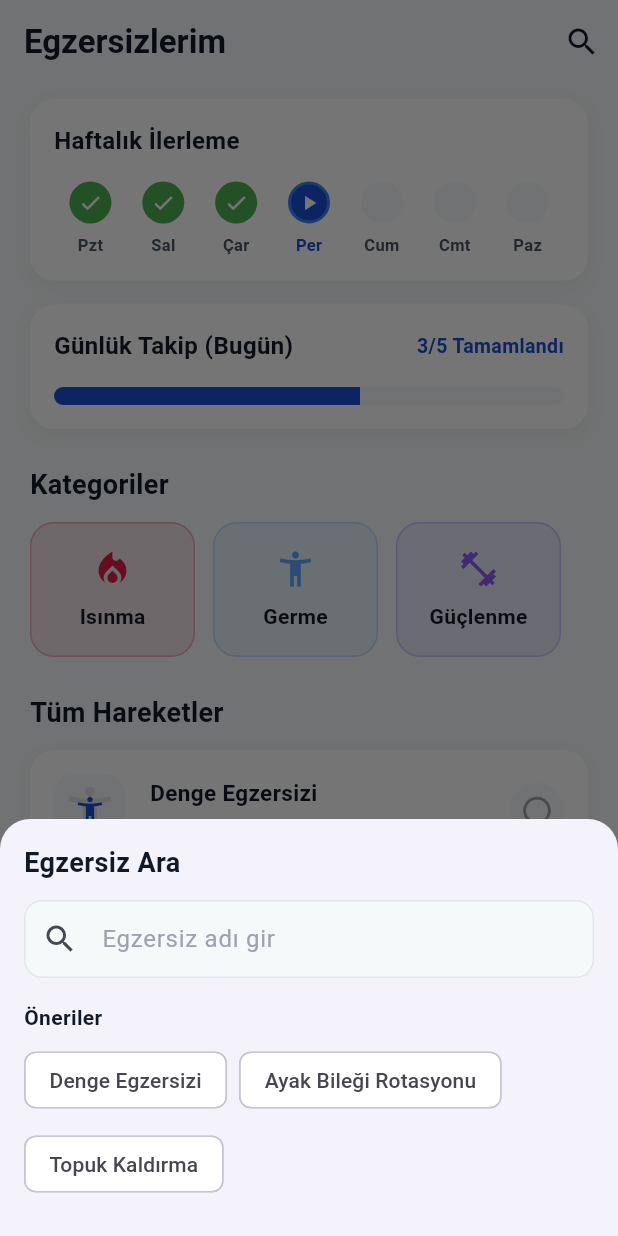
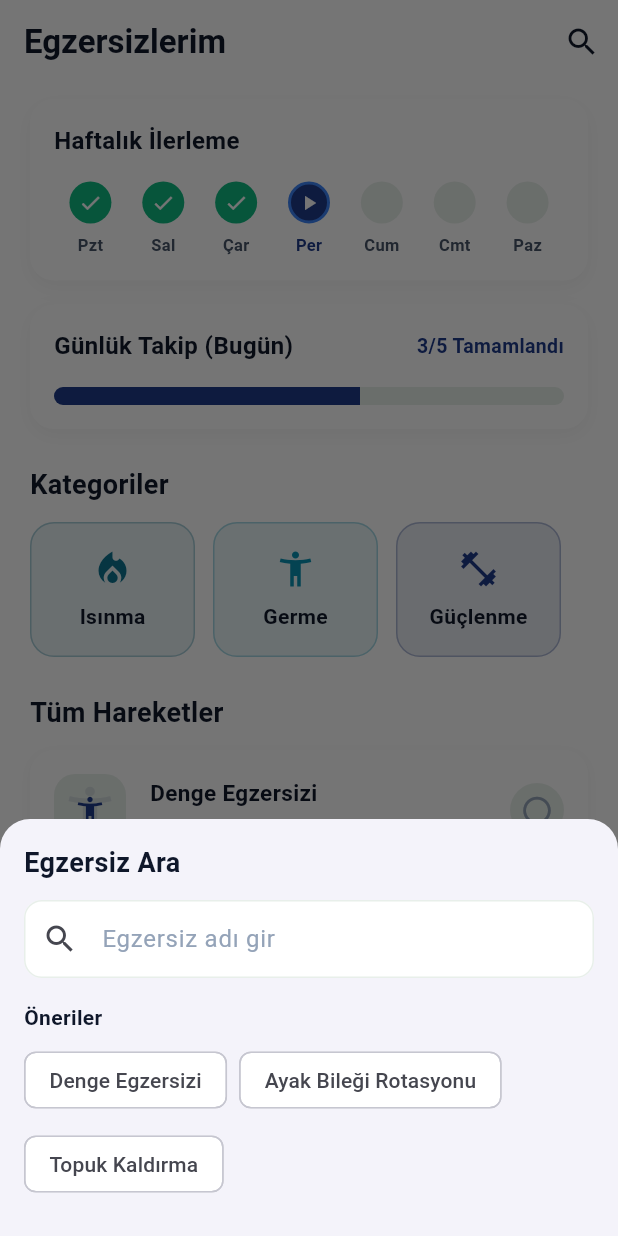
Before and after one commit to dilara-karaca/ClinGaitAI, a Flutter app: the MainNavigation screen opened directly, item 2 of the bottom bar chosen, after a tap on the "search" icon, on a phone screen of 412 x 824 dp. Run offline on Flutter 3.47's test engine with Material 3 defaults, Android fonts, the phone set to English and light mode, and no system bars; our stand-ins replace google_sign_in.

Commit message:
feat: ana sayfa buton renkleri ve alt menu arka plani guncellendi

```diff
--- a/lib/core/theme/app_theme.dart
+++ b/lib/core/theme/app_theme.dart
@@ -1,34 +1,46 @@
 import 'package:flutter/material.dart';
 
 class AppColors {
-  // Ana renkler - Sağlık / medikal teması
-  static const Color primary = Color(0xFF1D4ED8); // Koyu ve canlı mavi (Royal Blue)
+  // Canlı Koyu Mavi & Lacivert (Ana Taşıyıcı Renkler)
+  static const Color primary = Color(0xFF1E3A8A); // Canlı koyu mavi / lacivert
   static const Color primaryLight = Color(0xFF3B82F6); // Açık canlı mavi
-  static const Color primaryDark = Color(0xFF1E3A8A); // Daha koyu gece mavisi
-  static const Color secondary = Color(0xFF60A5FA); // Destekleyici açık mavi
-  static const Color accent = Color(0xFFE11D48); // Canlı Yakut (Turuncu yerine)
+  static const Color primaryDark = Color(0xFF0F172A); // Koyu lacivert (Üst bar, alt menü)
 
-  // Arka plan renkleri
-  static const Color background = Color(0xFFF5F9FA); // Açık gri-mavi
+  // Koyu Turkuaz
+  static const Color secondary = Color(0xFF0891B2); // Koyu turkuaz
+  static const Color accent = Color(0xFF0E7490); // Yardımcı koyu turkuaz
+
+  // Arka plan ve kart renkleri (Beyaz tema)
+  static const Color background = Color(0xFFFFFFFF); // Saf beyaz arka plan
   static const Color surface = Color(0xFFFFFFFF); // Beyaz
   static const Color cardBackground = Color(0xFFFFFFFF);
 
   // Metin renkleri
-  static const Color textPrimary = Color(0xFF111827); // Koyu gri/siyah daha canlı
-  static const Color textSecondary = Color(0xFF4B5563); // Gri daha koyu
-  static const Color textLight = Color(0xFF9CA3AF); // Açık gri
+  static const Color textPrimary = Color(0xFF0F172A); // Koyu lacivert/siyah
+  static const Color textSecondary = Color(0xFF475569); // Gri daha koyu
+  static const Color textLight = Color(0xFF94A3B8); // Açık gri
+
+  // Yeşil Tonları ve Gradyan
+  static const Color success = Color(0xFF10B981); // Zümrüt / Başarı yeşili
+  static const Color mintGreen = Color(0xFF2DD4BF); // Canlı Mint yeşili
+  static const Color sageGreen = Color(0xFF8BA896); // Adaçayı Yeşili
+  static const Color sageGreenLight = Color(0xFFE8EFEA); // Hafif adaçayı yeşili (pasif kart ve sınır hatları)
+
+  static const List<Color> greenGradient = [
+    Color(0xFF065F46), // Koyu yeşil
+    Color(0xFF2DD4BF), // Nane yeşili (Mint)
+  ];
 
   // Durum renkleri
-  static const Color success = Color(0xFF4CAF50);
   static const Color warning = Color(0xFFFFA726);
   static const Color error = Color(0xFFEF5350);
-  static const Color info = Color(0xFF42A5F5);
+  static const Color info = Color(0xFF0891B2); // Koyu turkuaz
 
-  // Grafik renkleri
-  static const Color chartBlue = Color(0xFF6366F1); // İndigo Mavi (Canlı)
-  static const Color chartGreen = Color(0xFF10B981); // Zümrüt Yeşili
-  static const Color chartOrange = Color(0xFFF43F5E); // Rose/Pembe (Turuncu yerine)
-  static const Color chartPurple = Color(0xFF8B5CF6); // Canlı Mor
+  // Grafik renkleri (Geriye dönük uyumluluk için)
+  static const Color chartBlue = Color(0xFF0891B2);
+  static const Color chartGreen = Color(0xFF2DD4BF);
+  static const Color chartOrange = Color(0xFF8BA896);
+  static const Color chartPurple = Color(0xFF1E3A8A);
 }
 
 class AppTheme {
@@ -59,11 +71,14 @@
       cardTheme: CardThemeData(
         color: AppColors.cardBackground,
         elevation: 0,
-        shape: RoundedRectangleBorder(borderRadius: BorderRadius.circular(16)),
+        shape: RoundedRectangleBorder(
+          borderRadius: BorderRadius.circular(16),
+          side: const BorderSide(color: AppColors.sageGreenLight, width: 1),
+        ),
       ),
       bottomNavigationBarTheme: const BottomNavigationBarThemeData(
-        backgroundColor: AppColors.surface,
-        selectedItemColor: AppColors.primary,
+        backgroundColor: AppColors.primaryDark,
+        selectedItemColor: AppColors.mintGreen,
         unselectedItemColor: AppColors.textLight,
         type: BottomNavigationBarType.fixed,
         elevation: 8,
@@ -107,15 +122,15 @@
         fillColor: AppColors.surface,
         border: OutlineInputBorder(
           borderRadius: BorderRadius.circular(12),
-          borderSide: const BorderSide(color: Color(0xFFE0E6EA)),
+          borderSide: const BorderSide(color: AppColors.sageGreenLight),
         ),
         enabledBorder: OutlineInputBorder(
           borderRadius: BorderRadius.circular(12),
-          borderSide: const BorderSide(color: Color(0xFFE0E6EA)),
+          borderSide: const BorderSide(color: AppColors.sageGreenLight),
         ),
         focusedBorder: OutlineInputBorder(
           borderRadius: BorderRadius.circular(12),
-          borderSide: const BorderSide(color: AppColors.primary, width: 2),
+          borderSide: const BorderSide(color: AppColors.mintGreen, width: 2),
         ),
         labelStyle: const TextStyle(fontWeight: FontWeight.w500, color: AppColors.textSecondary),
         hintStyle: const TextStyle(color: AppColors.textLight),
--- a/lib/main_navigation.dart
+++ b/lib/main_navigation.dart
@@ -28,10 +28,10 @@
       body: IndexedStack(index: _currentIndex, children: _screens),
       bottomNavigationBar: Container(
         decoration: BoxDecoration(
-          color: AppColors.surface,
+          color: Colors.white,
           boxShadow: [
             BoxShadow(
-              color: Colors.black.withValues(alpha: 0.06),
+              color: Colors.black.withValues(alpha: 0.15),
               blurRadius: 20,
               offset: const Offset(0, -4),
             ),
@@ -91,7 +91,7 @@
         decoration: BoxDecoration(
           color:
               isSelected
-                  ? AppColors.primary.withValues(alpha: 0.1)
+                  ? AppColors.mintGreen.withValues(alpha: 0.12)
                   : Colors.transparent,
           borderRadius: BorderRadius.circular(12),
         ),
@@ -100,7 +100,7 @@
           children: [
             Icon(
               isSelected ? activeIcon : inactiveIcon,
-              color: isSelected ? AppColors.primary : AppColors.textLight,
+              color: isSelected ? AppColors.mintGreen : AppColors.textLight.withValues(alpha: 0.6),
               size: 24,
             ),
             const SizedBox(height: 4),
@@ -109,7 +109,7 @@
               style: TextStyle(
                 fontSize: 11,
                 fontWeight: isSelected ? FontWeight.w600 : FontWeight.normal,
-                color: isSelected ? AppColors.primary : AppColors.textLight,
+                color: isSelected ? AppColors.mintGreen : AppColors.textLight.withValues(alpha: 0.6),
               ),
             ),
           ],
--- a/lib/screens/auth/login_screen.dart
+++ b/lib/screens/auth/login_screen.dart
@@ -80,13 +80,7 @@
   Widget build(BuildContext context) {
     return Scaffold(
       body: Container(
-        decoration: const BoxDecoration(
-          gradient: LinearGradient(
-            begin: Alignment.topCenter,
-            end: Alignment.bottomCenter,
-            colors: [Color(0xFFE8F4F6), Color(0xFFF5F9FA)],
-          ),
-        ),
+        color: AppColors.background,
         child: SafeArea(
           child: Center(
             child: SingleChildScrollView(
--- a/lib/screens/auth/register_screen.dart
+++ b/lib/screens/auth/register_screen.dart
@@ -45,13 +45,7 @@
     return Scaffold(
       appBar: AppBar(title: const Text('Kayit Ol')),
       body: Container(
-        decoration: const BoxDecoration(
-          gradient: LinearGradient(
-            begin: Alignment.topCenter,
-            end: Alignment.bottomCenter,
-            colors: [Color(0xFFE8F4F6), Color(0xFFF5F9FA)],
-          ),
-        ),
+        color: AppColors.background,
         child: SafeArea(
           child: Center(
             child: SingleChildScrollView(
--- a/lib/screens/chatbot/chatbot_screen.dart
+++ b/lib/screens/chatbot/chatbot_screen.dart
@@ -275,8 +275,9 @@
           Expanded(
             child: Container(
               decoration: BoxDecoration(
-                color: AppColors.background,
+                color: AppColors.surface,
                 borderRadius: BorderRadius.circular(24),
+                border: Border.all(color: AppColors.sageGreenLight, width: 1),
               ),
               child: TextField(
                 controller: _messageController,
--- a/lib/screens/exercises/exercises_screen.dart
+++ b/lib/screens/exercises/exercises_screen.dart
@@ -204,7 +204,7 @@
                                 ? AppColors.success
                                 : (isToday
                                     ? AppColors.primary
-                                    : AppColors.background),
+                                    : AppColors.sageGreenLight),
                         shape: BoxShape.circle,
                         border:
                             isToday
@@ -288,7 +288,7 @@
             child: const LinearProgressIndicator(
               value: 0.6,
               minHeight: 12,
-              backgroundColor: AppColors.background,
+              backgroundColor: AppColors.sageGreenLight,
               color: AppColors.primary,
             ),
           ),
@@ -378,10 +378,14 @@
                     hintText: 'Egzersiz adı gir',
                     prefixIcon: const Icon(Icons.search),
                     filled: true,
-                    fillColor: AppColors.background,
-                    border: OutlineInputBorder(
+                    fillColor: AppColors.surface,
+                    enabledBorder: OutlineInputBorder(
                       borderRadius: BorderRadius.circular(12),
-                      borderSide: BorderSide.none,
+                      borderSide: const BorderSide(color: AppColors.sageGreenLight),
+                    ),
+                    focusedBorder: OutlineInputBorder(
+                      borderRadius: BorderRadius.circular(12),
+                      borderSide: const BorderSide(color: AppColors.mintGreen, width: 2),
                     ),
                   ),
                 ),
@@ -523,7 +527,7 @@
                     width: 48,
                     height: 48,
                     decoration: BoxDecoration(
-                      color: AppColors.background,
+                      color: AppColors.sageGreenLight,
                       borderRadius: BorderRadius.circular(14),
                     ),
                     child: Stack(
@@ -575,7 +579,7 @@
                         color:
                             isCompleted
                                 ? AppColors.success.withValues(alpha: 0.12)
-                                : AppColors.background,
+                                : AppColors.sageGreenLight,
                         shape: BoxShape.circle,
                       ),
                       child: Icon(
@@ -601,7 +605,7 @@
               child: Container(
                 padding: const EdgeInsets.all(12),
                 decoration: BoxDecoration(
-                  color: AppColors.background,
+                  color: AppColors.sageGreenLight,
                   borderRadius: BorderRadius.circular(12),
                 ),
                 child: Row(
--- a/lib/screens/home/home_screen.dart
+++ b/lib/screens/home/home_screen.dart
@@ -26,7 +26,7 @@
       '1000 IU',
       'Sabah',
       Icons.wb_sunny,
-      AppColors.chartOrange,
+      AppColors.secondary,
       true,
       'Kemik sağlığını güçlendirir ve bağışıklık sistemini destekler.',
       'Günde 1 kere (Sabah tok karnına)',
@@ -36,7 +36,7 @@
       '500 mg',
       'Öğle',
       Icons.medication_outlined,
-      AppColors.chartBlue,
+      AppColors.primary,
       false,
       'Kemik yoğunluğunu artırır, kas fonksiyonlarına yardımcı olur.',
       'Günde 1 kere (Öğle)',
@@ -46,7 +46,7 @@
       '1000 mg',
       'Akşam',
       Icons.water_drop_outlined,
-      AppColors.chartGreen,
+      AppColors.mintGreen,
       false,
       'Kalp ve beyin sağlığını korur, iltihaplanmayı azaltır.',
       'Günde 1 kere (Akşam tok karnına)',
@@ -56,7 +56,7 @@
       '250 mg',
       'Gece',
       Icons.nightlight_round,
-      AppColors.chartPurple,
+      AppColors.sageGreen,
       false,
       'Kas kramplarını önler ve daha kaliteli bir uyku sağlar.',
       'Günde 1 kere (Gece yatmadan önce)',
@@ -277,7 +277,7 @@
     return Container(
       padding: const EdgeInsets.all(12),
       decoration: BoxDecoration(
-        color: AppColors.background,
+        color: AppColors.sageGreenLight,
         borderRadius: BorderRadius.circular(12),
       ),
       child: Row(
@@ -350,14 +350,14 @@
       padding: const EdgeInsets.symmetric(horizontal: 20, vertical: 20),
       decoration: BoxDecoration(
         gradient: const LinearGradient(
-          colors: [Color(0xFF38BDF8), Color(0xFF0EA5E9)], // Canlı ve açık mavi
+          colors: [AppColors.primary, AppColors.primaryDark],
           begin: Alignment.topLeft,
           end: Alignment.bottomRight,
         ),
         borderRadius: BorderRadius.circular(24),
         boxShadow: [
           BoxShadow(
-            color: const Color(0xFF38BDF8).withOpacity(0.3),
+            color: AppColors.primary.withOpacity(0.3),
             blurRadius: 15,
             offset: const Offset(0, 8),
           ),
@@ -371,12 +371,12 @@
               Container(
                 padding: const EdgeInsets.all(10),
                 decoration: BoxDecoration(
-                  color: Colors.white.withOpacity(0.2),
+                  color: Colors.white.withOpacity(0.15),
                   borderRadius: BorderRadius.circular(14),
                 ),
                 child: const Icon(
                   Icons.local_fire_department_rounded,
-                  color: Color(0xFF4ADE80), // Açık ve canlı yeşil
+                  color: AppColors.mintGreen,
                   size: 28,
                 ),
               ),
@@ -428,12 +428,18 @@
                     width: 32,
                     height: 32,
                     decoration: BoxDecoration(
-                      color:
-                          isCompleted
-                              ? const Color(0xFF4ADE80) // Açık ve canlı yeşil
-                              : isToday
-                              ? Colors.white.withOpacity(0.3)
-                              : Colors.white.withOpacity(0.1),
+                      gradient: isCompleted
+                          ? const LinearGradient(
+                              colors: AppColors.greenGradient,
+                              begin: Alignment.topCenter,
+                              end: Alignment.bottomCenter,
+                            )
+                          : null,
+                      color: isCompleted
+                          ? null
+                          : isToday
+                          ? const Color(0xFF00E5FF)
+                          : AppColors.sageGreen.withOpacity(0.2),
                       shape: BoxShape.circle,
                       border:
                           isToday
@@ -495,8 +501,18 @@
     return Container(
       margin: const EdgeInsets.only(bottom: 10),
       decoration: BoxDecoration(
-        color: AppColors.surface,
+        color: medication.isTaken ? null : AppColors.surface,
+        gradient: medication.isTaken
+            ? const LinearGradient(
+                colors: AppColors.greenGradient,
+                begin: Alignment.topLeft,
+                end: Alignment.bottomRight,
+              )
+            : null,
         borderRadius: BorderRadius.circular(14),
+        border: medication.isTaken
+            ? null
+            : Border.all(color: AppColors.sageGreenLight, width: 1),
         boxShadow: [
           BoxShadow(
             color: Colors.black.withOpacity(0.04),
@@ -516,10 +532,16 @@
                 width: 44,
                 height: 44,
                 decoration: BoxDecoration(
-                  color: medication.color.withOpacity(0.12),
+                  color: medication.isTaken
+                      ? Colors.white.withOpacity(0.2)
+                      : medication.color.withOpacity(0.12),
                   borderRadius: BorderRadius.circular(12),
                 ),
-                child: Icon(medication.icon, color: medication.color, size: 22),
+                child: Icon(
+                  medication.icon,
+                  color: medication.isTaken ? Colors.white : medication.color,
+                  size: 22,
+                ),
               ),
               const SizedBox(width: 12),
               Expanded(
@@ -528,18 +550,20 @@
                   children: [
                     Text(
                       medication.name,
-                      style: const TextStyle(
+                      style: TextStyle(
                         fontSize: 14,
                         fontWeight: FontWeight.w600,
-                        color: AppColors.textPrimary,
+                        color: medication.isTaken ? Colors.white : AppColors.textPrimary,
                       ),
                     ),
                     const SizedBox(height: 3),
                     Text(
                       '${medication.dosage} • ${medication.time}',
-                      style: const TextStyle(
+                      style: TextStyle(
                         fontSize: 12,
-                        color: AppColors.textSecondary,
+                        color: medication.isTaken
+                            ? Colors.white.withOpacity(0.8)
+                            : AppColors.textSecondary,
                       ),
                     ),
                   ],
@@ -551,20 +575,16 @@
                   width: 34,
                   height: 34,
                   decoration: BoxDecoration(
-                    color:
-                        medication.isTaken
-                            ? AppColors.success.withOpacity(0.12)
-                            : AppColors.background,
+                    color: medication.isTaken
+                        ? Colors.white.withOpacity(0.2)
+                        : AppColors.sageGreenLight,
                     shape: BoxShape.circle,
                   ),
                   child: Icon(
                     medication.isTaken
                         ? Icons.check_circle
                         : Icons.arrow_forward_ios,
-                    color:
-                        medication.isTaken
-                            ? AppColors.success
-                            : AppColors.textLight,
+                    color: medication.isTaken ? Colors.white : AppColors.textLight,
                     size: medication.isTaken ? 20 : 14,
                   ),
                 ),
@@ -841,7 +861,7 @@
     return Container(
       padding: const EdgeInsets.symmetric(horizontal: 14, vertical: 12),
       decoration: BoxDecoration(
-        color: AppColors.background,
+        color: AppColors.sageGreenLight,
         borderRadius: BorderRadius.circular(14),
       ),
       child: Row(
--- a/lib/screens/mydata/mydata_screen.dart
+++ b/lib/screens/mydata/mydata_screen.dart
@@ -200,7 +200,7 @@
     return Container(
       padding: const EdgeInsets.all(4),
       decoration: BoxDecoration(
-        color: AppColors.surface,
+        color: AppColors.sageGreenLight,
         borderRadius: BorderRadius.circular(999),
         boxShadow: [
           BoxShadow(
@@ -220,7 +220,7 @@
                 duration: const Duration(milliseconds: 180),
                 padding: const EdgeInsets.symmetric(vertical: 8),
                 decoration: BoxDecoration(
-                  color: isSelected ? AppColors.background : Colors.transparent,
+                  color: isSelected ? AppColors.surface : Colors.transparent,
                   borderRadius: BorderRadius.circular(999),
                 ),
                 child: Text(
@@ -451,7 +451,7 @@
       decoration: BoxDecoration(
         color: AppColors.surface,
         borderRadius: BorderRadius.circular(14),
-        border: Border.all(color: AppColors.background),
+        border: Border.all(color: AppColors.sageGreenLight),
       ),
       child: Column(
         crossAxisAlignment: CrossAxisAlignment.start,
```
